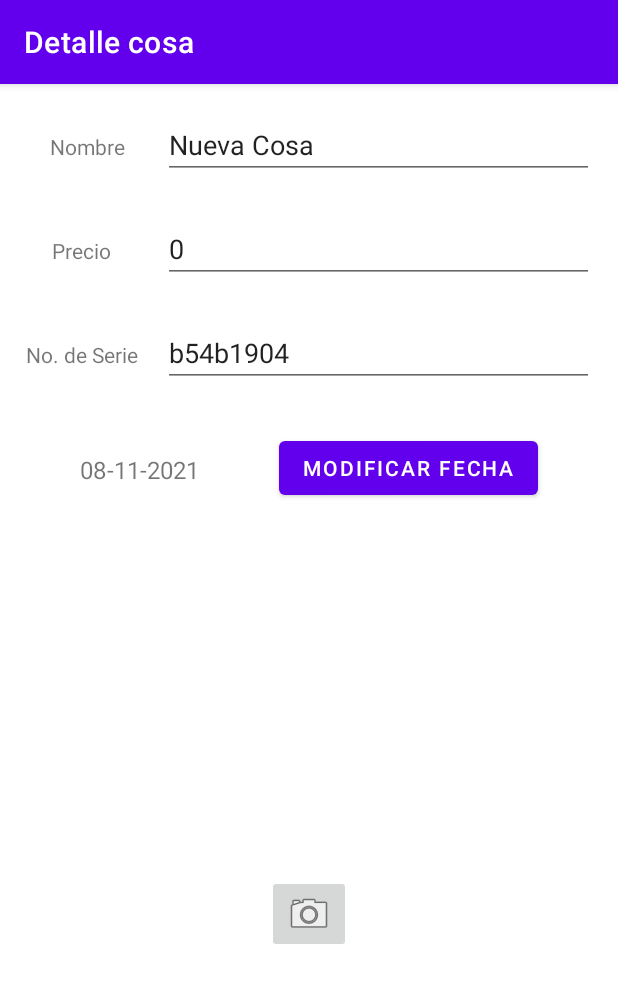
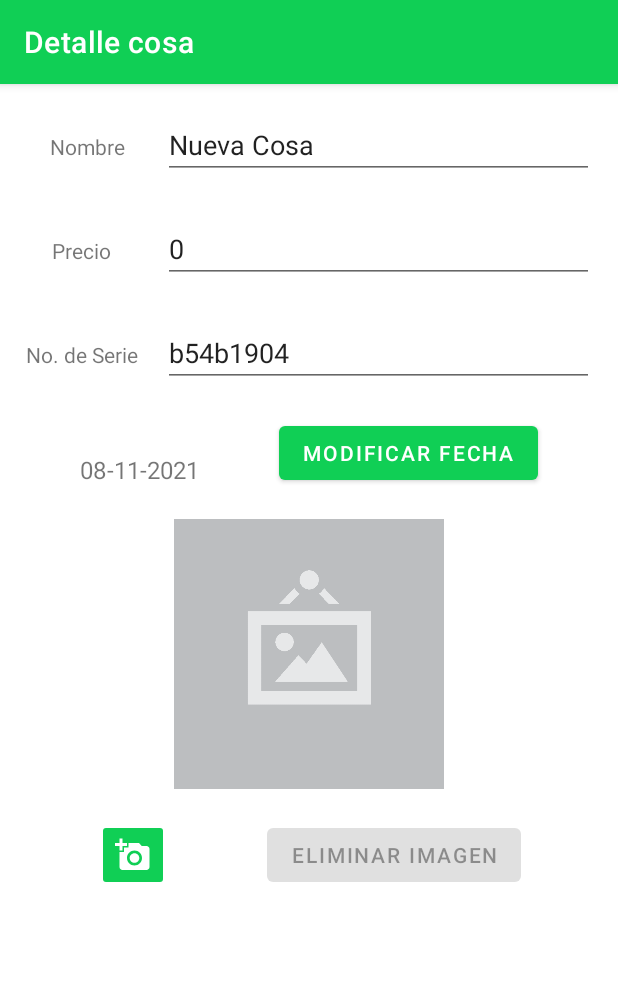
Before and after one commit to CesarArellano/Possessor-App, an Android app: the screen it shows after launch (MainActivity), after a tap on "Nueva Cosa", on a phone screen of 412 x 824 dp. Shown: the top 983 px of the screen. Run offline under Robolectric (Android 15) with nearby library versions, the phone set to English and light mode, and no system bars; libraries missing offline, so code that uses them is left out: it.xabaras.android; 1 other tap on this screen came first.

Commit message:
Chaging theme colors and adding delete image

```diff
--- a/PossessorApp/app/src/main/java/com/cesararellano/possessorapp/ThingFragment.kt
+++ b/PossessorApp/app/src/main/java/com/cesararellano/possessorapp/ThingFragment.kt
@@ -18,6 +18,7 @@ import android.widget.*
 import androidx.activity.OnBackPressedCallback
 import androidx.activity.result.contract.ActivityResultContracts
 import androidx.appcompat.app.AppCompatActivity
+import androidx.core.content.ContextCompat
 import androidx.core.content.FileProvider
 import java.io.File
 import java.lang.Exception
@@ -37,12 +38,14 @@ class ThingFragment : Fragment() {
     private lateinit var modifyDateButton: Button
     private lateinit var viewToPhoto: ImageView
     private lateinit var cameraButton: ImageButton
+    private lateinit var deleteImageButton: Button
     private lateinit var photoFile: File
     private var cameraResp = registerForActivityResult(ActivityResultContracts.StartActivityForResult()) { result ->
         if( result.resultCode == Activity.RESULT_OK ) {
             // val data = result.data
             // viewToPhoto.setImageBitmap(data?.extras?.get("data") as Bitmap)
             viewToPhoto.setImageBitmap( BitmapFactory.decodeFile( photoFile.absolutePath ) )
+            deleteImageButton.isEnabled = true
         }
     }
 
@@ -126,8 +129,14 @@ class ThingFragment : Fragment() {
         modifyDateButton = view.findViewById(R.id.modifyDateButton)
         viewToPhoto = view.findViewById(R.id.thingImage)
         cameraButton = view.findViewById(R.id.imageButton)
+        deleteImageButton = view.findViewById(R.id.deleteImageButton)
         photoFile = File( context?.getExternalFilesDir(Environment.DIRECTORY_PICTURES), "${ thing.thingId }.jpg")
-        viewToPhoto.setImageBitmap( BitmapFactory.decodeFile( photoFile.absolutePath ) )
+
+        if( photoFile.exists() ) {
+            viewToPhoto.setImageBitmap(BitmapFactory.decodeFile(photoFile.absolutePath))
+        } else {
+            deleteImageButton.isEnabled = false
+        }
         // Seteamos los valores de thing para que sean pintados en pantalla.
         nameField.setText( thing.thingName )
         priceField.setText( thing.pesosValue.toString() )
@@ -157,6 +166,13 @@ class ThingFragment : Fragment() {
                     Log.d(TAG, "No se encontró la cámara.")
                 }
             }
+        }
+
+        deleteImageButton.setOnClickListener {
+            photoFile = getPhotoFile("${ thing.thingId }.jpg")
+            photoFile.delete()
+            viewToPhoto.setImageDrawable( ContextCompat.getDrawable(requireContext(), R.drawable.no_image) )
+            deleteImageButton.isEnabled = false
         }
 
         return view
--- a/PossessorApp/app/src/main/java/com/cesararellano/possessorapp/ThingsTableFragment.kt
+++ b/PossessorApp/app/src/main/java/com/cesararellano/possessorapp/ThingsTableFragment.kt
@@ -5,6 +5,7 @@ import android.app.AlertDialog
 import android.content.Context
 import android.graphics.Color
 import android.os.Bundle
+import android.os.Environment
 import android.view.*
 import android.widget.TextView
 import androidx.appcompat.app.AppCompatActivity
@@ -13,6 +14,7 @@ import androidx.lifecycle.ViewModelProvider
 import androidx.recyclerview.widget.ItemTouchHelper
 import androidx.recyclerview.widget.LinearLayoutManager
 import androidx.recyclerview.widget.RecyclerView
+import java.io.File
 import java.util.*
 import kotlin.collections.ArrayList
 
@@ -226,6 +228,7 @@ class ThingsTableFragment: Fragment() {
                 notifyDataSetChanged()
             }
             builder.setPositiveButton("Confirmar") { dialog, _ -> // Confirma la eliminación de la cosa.
+                deletePhotoFile("${ inventary[position].thingId }.jpg")
                 inventary.removeAt(position)
                 updateFooter()
                 notifyDataSetChanged()
@@ -239,6 +242,13 @@ class ThingsTableFragment: Fragment() {
 
             val alert: AlertDialog = builder.create()
             alert.show() // Despliega en pantalla el AlertDialog.
+        }
+
+        private fun deletePhotoFile(filename: String) {
+            val photoPath = context?.getExternalFilesDir(Environment.DIRECTORY_PICTURES)
+            val photoFile = File(photoPath, filename)
+
+            if( photoFile.exists() ) photoFile.delete()
         }
     }
 
--- /dev/null
+++ b/PossessorApp/app/src/main/res/drawable/ic_add.xml
@@ -0,0 +1,5 @@
+<vector android:height="24dp" android:tint="#FFFFFF"
+    android:viewportHeight="24" android:viewportWidth="24"
+    android:width="24dp" xmlns:android="http://schemas.android.com/apk/res/android">
+    <path android:fillColor="@android:color/white" android:pathData="M12,2C6.48,2 2,6.48 2,12s4.48,10 10,10 10,-4.48 10,-10S17.52,2 12,2zM17,13h-4v4h-2v-4L7,13v-2h4L11,7h2v4h4v2z"/>
+</vector>
--- /dev/null
+++ b/PossessorApp/app/src/main/res/drawable/ic_add_a_photo.xml
@@ -0,0 +1,5 @@
+<vector android:height="24dp" android:tint="#FFFFFF"
+    android:viewportHeight="24" android:viewportWidth="24"
+    android:width="24dp" xmlns:android="http://schemas.android.com/apk/res/android">
+    <path android:fillColor="@android:color/white" android:pathData="M3,4V1h2v3h3v2H5v3H3V6H0V4H3zM6,10V7h3V4h7l1.83,2H21c1.1,0 2,0.9 2,2v12c0,1.1 -0.9,2 -2,2H5c-1.1,0 -2,-0.9 -2,-2V10H6zM13,19c2.76,0 5,-2.24 5,-5s-2.24,-5 -5,-5s-5,2.24 -5,5S10.24,19 13,19zM9.8,14c0,1.77 1.43,3.2 3.2,3.2s3.2,-1.43 3.2,-3.2s-1.43,-3.2 -3.2,-3.2S9.8,12.23 9.8,14z"/>
+</vector>
--- a/PossessorApp/app/src/main/res/layout/thing_fragment.xml
+++ b/PossessorApp/app/src/main/res/layout/thing_fragment.xml
@@ -95,7 +95,7 @@
         android:id="@+id/modifyDateButton"
         android:layout_width="wrap_content"
         android:layout_height="wrap_content"
-        android:layout_marginTop="30dp"
+        android:layout_marginTop="20dp"
         android:text="@string/modifyDateButton"
         app:layout_constraintEnd_toEndOf="parent"
         app:layout_constraintHorizontal_bias="0.5"
@@ -104,25 +104,38 @@
 
     <ImageView
         android:id="@+id/thingImage"
-        android:layout_width="182dp"
-        android:layout_height="199dp"
-        android:layout_marginTop="32dp"
+        android:layout_width="180dp"
+        android:layout_height="180dp"
+        android:layout_marginTop="20dp"
         android:contentDescription="@string/thingImage"
+        android:scaleType="centerCrop"
+        android:src="@drawable/no_image"
         app:layout_constraintEnd_toEndOf="parent"
         app:layout_constraintStart_toStartOf="parent"
-        app:layout_constraintTop_toBottomOf="@+id/modifyDateButton"
-        tools:srcCompat="@tools:sample/avatars" />
+        app:layout_constraintTop_toBottomOf="@+id/modifyDateButton" />
 
     <ImageButton
         android:id="@+id/imageButton"
         android:layout_width="wrap_content"
         android:layout_height="wrap_content"
-        android:layout_marginTop="16dp"
+        android:layout_marginTop="20dp"
+        android:padding="12dp"
         android:contentDescription="@string/cameraButton"
-        app:layout_constraintEnd_toEndOf="parent"
+        app:layout_constraintEnd_toStartOf="@+id/deleteImageButton"
+        app:layout_constraintHorizontal_bias="0.5"
         app:layout_constraintStart_toStartOf="parent"
         app:layout_constraintTop_toBottomOf="@+id/thingImage"
-        app:srcCompat="@android:drawable/ic_menu_camera"
-        tools:ignore="SpeakableTextPresentCheck" />
+        app:srcCompat="@drawable/ic_add_a_photo"
+        android:backgroundTint="@color/green_light" />
+
+    <Button
+        android:id="@+id/deleteImageButton"
+        android:layout_width="wrap_content"
+        android:layout_height="wrap_content"
+        android:text="@string/deleteImageButton"
+        app:layout_constraintEnd_toEndOf="parent"
+        app:layout_constraintHorizontal_bias="0.5"
+        app:layout_constraintStart_toEndOf="@+id/imageButton"
+        app:layout_constraintTop_toTopOf="@+id/imageButton" />
 
 </androidx.constraintlayout.widget.ConstraintLayout>
--- a/PossessorApp/app/src/main/res/menu/menu_thing_table.xml
+++ b/PossessorApp/app/src/main/res/menu/menu_thing_table.xml
@@ -4,7 +4,7 @@
 
     <item
         android:id="@+id/newThingItem"
-        android:icon="@android:drawable/ic_menu_add"
+        android:icon="@drawable/ic_add"
         android:title="@string/newThingItem"
         app:showAsAction="ifRoom|withText" />
 </menu>
--- a/PossessorApp/app/src/main/res/values/colors.xml
+++ b/PossessorApp/app/src/main/res/values/colors.xml
@@ -1,5 +1,7 @@
 <?xml version="1.0" encoding="utf-8"?>
 <resources>
+    <color name="green">#1FB254</color>
+    <color name="green_light">#10CF55</color>
     <color name="purple_200">#FFBB86FC</color>
     <color name="purple_500">#FF6200EE</color>
     <color name="purple_700">#FF3700B3</color>
--- a/PossessorApp/app/src/main/res/values/strings.xml
+++ b/PossessorApp/app/src/main/res/values/strings.xml
@@ -7,10 +7,11 @@
     <string name="hello_blank_fragment">Hello blank fragment</string>
     <string name="serialNumberLabel">Número de serie</string>
     <string name="modifyDateButton">Modificar fecha</string>
-    <string name="newThingItem">Nueva cosa</string>
+    <string name="newThingItem">Agregar nueva cosa</string>
     <string name="thingImage">Imagen cosa</string>
     <string name="cameraButton">Botón cámara</string>
     <string name="sectionLabel">Sección</string>
     <string name="numberOfThings">Número de cosas: 0</string>
     <string name="thingPriceSum">Suma de precios: $0</string>
+    <string name="deleteImageButton">Eliminar imagen</string>
 </resources>
--- a/PossessorApp/app/src/main/res/values/themes.xml
+++ b/PossessorApp/app/src/main/res/values/themes.xml
@@ -2,11 +2,11 @@
     <!-- Base application theme. -->
     <style name="Theme.PossessorApp" parent="Theme.MaterialComponents.DayNight.DarkActionBar">
         <!-- Primary brand color. -->
-        <item name="colorPrimary">@color/purple_500</item>
-        <item name="colorPrimaryVariant">@color/purple_700</item>
+        <item name="colorPrimary">@color/green_light</item>
+        <item name="colorPrimaryVariant">@color/green</item>
         <item name="colorOnPrimary">@color/white</item>
         <!-- Secondary brand color. -->
-        <item name="colorSecondary">@color/purple_500</item>
+        <item name="colorSecondary">@color/green</item>
         <item name="colorSecondaryVariant">@color/teal_700</item>
         <item name="colorOnSecondary">@color/black</item>
         <!-- Status bar color. -->
```
Also changed, not shown: PossessorApp/app/src/main/res/drawable/no_image.png (added).
